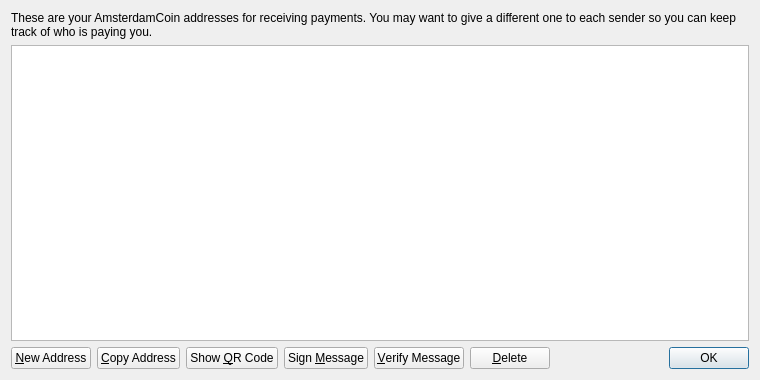
First picture: the form in src/qt/forms/addressbookpage.ui, repository CoinBuild/AmsterdamCoin, before the edit.
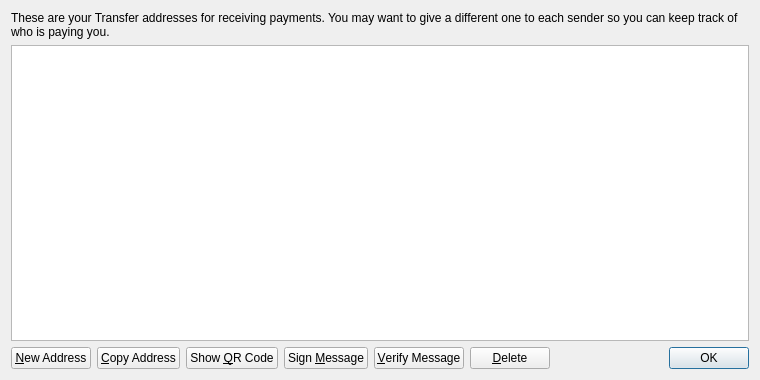
Second picture: the form after the edit.

The edit to the form file:
```diff
--- a/src/qt/forms/addressbookpage.ui
+++ b/src/qt/forms/addressbookpage.ui
@@ -17,7 +17,7 @@
    <item>
     <widget class="QLabel" name="labelExplanation">
      <property name="text">
-      <string>These are your AmsterdamCoin addresses for receiving payments. You may want to give a different one to each sender so you can keep track of who is paying you.</string>
+      <string>These are your Transfer addresses for receiving payments. You may want to give a different one to each sender so you can keep track of who is paying you.</string>
      </property>
      <property name="textFormat">
       <enum>Qt::PlainText</enum>
```
Left out of the diff: 4 changed lines with no effect on the pictures.
